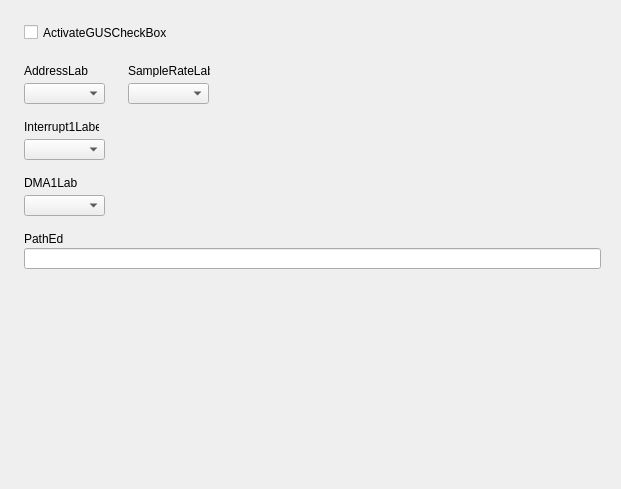
This is src/forms/ModernProfileEditorGUSFrameUnit.ui in Eldricos/D-Fend-Reborn as Qt 5 draws it before an edit. The edited form follows.
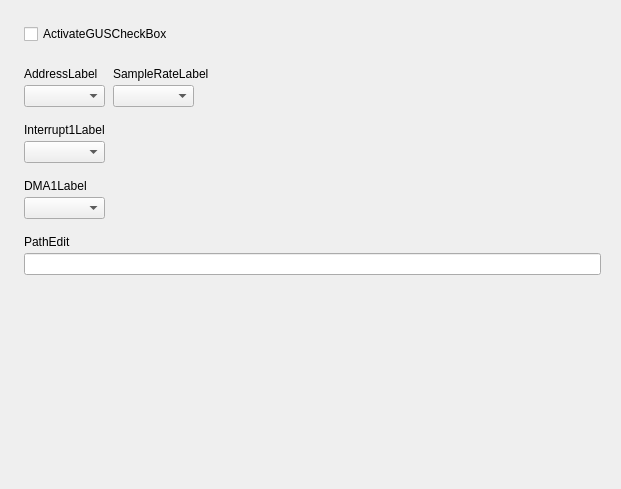
This is the edited form.

Commit message: Modern profile editor: Qt layouts instead of fixed pixel positions

Patch:
```diff
--- a/src/forms/ModernProfileEditorGUSFrameUnit.ui
+++ b/src/forms/ModernProfileEditorGUSFrameUnit.ui
@@ -5,71 +5,201 @@
     <property name="geometry"><rect><x>0</x><y>0</y><width>621</width><height>489</height></rect></property>
     <property name="vclDesignWidth" stdset="0"><number>621</number></property>
     <property name="vclDesignHeight" stdset="0"><number>489</number></property>
+    <layout class="QVBoxLayout" name="ModernProfileEditorGUSFrame_Layout" stretch="0,0,0,0,0,0,0,0,0,1">
+      <property name="leftMargin"><number>24</number></property>
+      <property name="topMargin"><number>24</number></property>
+      <property name="rightMargin"><number>20</number></property>
+      <property name="bottomMargin"><number>8</number></property>
+      <property name="spacing"><number>0</number></property>
+      <item>
+        <layout class="QGridLayout" name="ModernProfileEditorGUSFrame_Section1" columnstretch="0,1">
+          <property name="leftMargin"><number>0</number></property>
+          <property name="topMargin"><number>0</number></property>
+          <property name="rightMargin"><number>0</number></property>
+          <property name="bottomMargin"><number>0</number></property>
+          <property name="horizontalSpacing"><number>8</number></property>
+          <property name="verticalSpacing"><number>4</number></property>
+          <item row="0" column="0" colspan="2">
+            <widget class="QCheckBox" name="ActivateGUSCheckBox">
+              <property name="text"><string>ActivateGUSCheckBox</string></property>
+            </widget>
+          </item>
+          <item row="0" column="1">
+            <spacer name="ModernProfileEditorGUSFrame_Section1_HFill">
+              <property name="orientation"><enum>Qt::Horizontal</enum></property>
+              <property name="sizeHint" stdset="0"><size><width>0</width><height>0</height></size></property>
+            </spacer>
+          </item>
+        </layout>
+      </item>
+      <item>
+        <spacer name="ModernProfileEditorGUSFrame_Gap1">
+          <property name="orientation"><enum>Qt::Vertical</enum></property>
+          <property name="sizeType"><enum>QSizePolicy::Fixed</enum></property>
+          <property name="sizeHint" stdset="0"><size><width>0</width><height>23</height></size></property>
+        </spacer>
+      </item>
+      <item>
+        <layout class="QGridLayout" name="ModernProfileEditorGUSFrame_Section2" columnstretch="0,0,1">
+          <property name="leftMargin"><number>0</number></property>
+          <property name="topMargin"><number>0</number></property>
+          <property name="rightMargin"><number>0</number></property>
+          <property name="bottomMargin"><number>0</number></property>
+          <property name="horizontalSpacing"><number>8</number></property>
+          <property name="verticalSpacing"><number>4</number></property>
+          <item row="0" column="0">
     <widget class="QLabel" name="AddressLabel">
-      <property name="geometry"><rect><x>24</x><y>64</y><width>64</width><height>13</height></rect></property>
       <property name="text"><string>AddressLabel</string></property>
       <property name="textFormat"><enum>Qt::PlainText</enum></property>
       <property name="alignment"><set>Qt::AlignLeft|Qt::AlignTop</set></property>
-      <property name="vclAutoSize" stdset="0"><bool>true</bool></property>
-    </widget>
+            </widget>
+          </item>
+          <item row="0" column="1" colspan="2">
     <widget class="QLabel" name="SampleRateLabel">
-      <property name="geometry"><rect><x>128</x><y>64</y><width>82</width><height>13</height></rect></property>
       <property name="text"><string>SampleRateLabel</string></property>
       <property name="textFormat"><enum>Qt::PlainText</enum></property>
       <property name="alignment"><set>Qt::AlignLeft|Qt::AlignTop</set></property>
-      <property name="vclAutoSize" stdset="0"><bool>true</bool></property>
-    </widget>
+            </widget>
+          </item>
+          <item row="1" column="0" alignment="Qt::AlignLeft">
+            <widget class="QComboBox" name="AddressComboBox">
+              <property name="editable"><bool>false</bool></property>
+              <property name="maxVisibleItems"><number>8</number></property>
+              <property name="minimumSize"><size><width>81</width><height>0</height></size></property>
+            </widget>
+          </item>
+          <item row="1" column="1" alignment="Qt::AlignLeft">
+            <widget class="QComboBox" name="SampleRateComboBox">
+              <property name="editable"><bool>false</bool></property>
+              <property name="maxVisibleItems"><number>8</number></property>
+              <property name="minimumSize"><size><width>81</width><height>0</height></size></property>
+            </widget>
+          </item>
+          <item row="0" column="2">
+            <spacer name="ModernProfileEditorGUSFrame_Section2_HFill">
+              <property name="orientation"><enum>Qt::Horizontal</enum></property>
+              <property name="sizeHint" stdset="0"><size><width>0</width><height>0</height></size></property>
+            </spacer>
+          </item>
+        </layout>
+      </item>
+      <item>
+        <spacer name="ModernProfileEditorGUSFrame_Gap2">
+          <property name="orientation"><enum>Qt::Vertical</enum></property>
+          <property name="sizeType"><enum>QSizePolicy::Fixed</enum></property>
+          <property name="sizeHint" stdset="0"><size><width>0</width><height>16</height></size></property>
+        </spacer>
+      </item>
+      <item>
+        <layout class="QGridLayout" name="ModernProfileEditorGUSFrame_Section3" columnstretch="0,1">
+          <property name="leftMargin"><number>0</number></property>
+          <property name="topMargin"><number>0</number></property>
+          <property name="rightMargin"><number>0</number></property>
+          <property name="bottomMargin"><number>0</number></property>
+          <property name="horizontalSpacing"><number>8</number></property>
+          <property name="verticalSpacing"><number>4</number></property>
+          <item row="0" column="0" colspan="2">
     <widget class="QLabel" name="Interrupt1Label">
-      <property name="geometry"><rect><x>24</x><y>120</y><width>75</width><height>13</height></rect></property>
       <property name="text"><string>Interrupt1Label</string></property>
       <property name="textFormat"><enum>Qt::PlainText</enum></property>
       <property name="alignment"><set>Qt::AlignLeft|Qt::AlignTop</set></property>
-      <property name="vclAutoSize" stdset="0"><bool>true</bool></property>
-    </widget>
+            </widget>
+          </item>
+          <item row="1" column="0" alignment="Qt::AlignLeft">
+            <widget class="QComboBox" name="Interrupt1ComboBox">
+              <property name="editable"><bool>false</bool></property>
+              <property name="maxVisibleItems"><number>8</number></property>
+              <property name="minimumSize"><size><width>81</width><height>0</height></size></property>
+            </widget>
+          </item>
+          <item row="0" column="1">
+            <spacer name="ModernProfileEditorGUSFrame_Section3_HFill">
+              <property name="orientation"><enum>Qt::Horizontal</enum></property>
+              <property name="sizeHint" stdset="0"><size><width>0</width><height>0</height></size></property>
+            </spacer>
+          </item>
+        </layout>
+      </item>
+      <item>
+        <spacer name="ModernProfileEditorGUSFrame_Gap3">
+          <property name="orientation"><enum>Qt::Vertical</enum></property>
+          <property name="sizeType"><enum>QSizePolicy::Fixed</enum></property>
+          <property name="sizeHint" stdset="0"><size><width>0</width><height>16</height></size></property>
+        </spacer>
+      </item>
+      <item>
+        <layout class="QGridLayout" name="ModernProfileEditorGUSFrame_Section4" columnstretch="0,1">
+          <property name="leftMargin"><number>0</number></property>
+          <property name="topMargin"><number>0</number></property>
+          <property name="rightMargin"><number>0</number></property>
+          <property name="bottomMargin"><number>0</number></property>
+          <property name="horizontalSpacing"><number>8</number></property>
+          <property name="verticalSpacing"><number>4</number></property>
+          <item row="0" column="0" colspan="2">
     <widget class="QLabel" name="DMA1Label">
-      <property name="geometry"><rect><x>24</x><y>176</y><width>53</width><height>13</height></rect></property>
       <property name="text"><string>DMA1Label</string></property>
       <property name="textFormat"><enum>Qt::PlainText</enum></property>
       <property name="alignment"><set>Qt::AlignLeft|Qt::AlignTop</set></property>
-      <property name="vclAutoSize" stdset="0"><bool>true</bool></property>
-    </widget>
-    <widget class="QCheckBox" name="ActivateGUSCheckBox">
-      <property name="geometry"><rect><x>24</x><y>24</y><width>569</width><height>17</height></rect></property>
-      <property name="vclAnchors" stdset="0"><string notr="true">akLeft,akTop,akRight</string></property>
-      <property name="text"><string>ActivateGUSCheckBox</string></property>
-    </widget>
-    <widget class="QComboBox" name="AddressComboBox">
-      <property name="geometry"><rect><x>24</x><y>83</y><width>81</width><height>21</height></rect></property>
-      <property name="editable"><bool>false</bool></property>
-      <property name="maxVisibleItems"><number>8</number></property>
-    </widget>
-    <widget class="QComboBox" name="SampleRateComboBox">
-      <property name="geometry"><rect><x>128</x><y>83</y><width>81</width><height>21</height></rect></property>
-      <property name="editable"><bool>false</bool></property>
-      <property name="maxVisibleItems"><number>8</number></property>
-    </widget>
-    <widget class="QComboBox" name="Interrupt1ComboBox">
-      <property name="geometry"><rect><x>24</x><y>139</y><width>81</width><height>21</height></rect></property>
-      <property name="editable"><bool>false</bool></property>
-      <property name="maxVisibleItems"><number>8</number></property>
-    </widget>
+            </widget>
+          </item>
+          <item row="1" column="0" alignment="Qt::AlignLeft">
     <widget class="QComboBox" name="DMA1ComboBox">
-      <property name="geometry"><rect><x>24</x><y>195</y><width>81</width><height>21</height></rect></property>
       <property name="editable"><bool>false</bool></property>
       <property name="maxVisibleItems"><number>8</number></property>
-    </widget>
-    <widget class="QLineEdit" name="PathEdit">
-      <property name="geometry"><rect><x>24</x><y>248</y><width>577</width><height>21</height></rect></property>
-      <property name="vclAnchors" stdset="0"><string notr="true">akLeft,akTop,akRight</string></property>
-    </widget>
+              <property name="minimumSize"><size><width>81</width><height>0</height></size></property>
+            </widget>
+          </item>
+          <item row="0" column="1">
+            <spacer name="ModernProfileEditorGUSFrame_Section4_HFill">
+              <property name="orientation"><enum>Qt::Horizontal</enum></property>
+              <property name="sizeHint" stdset="0"><size><width>0</width><height>0</height></size></property>
+            </spacer>
+          </item>
+        </layout>
+      </item>
+      <item>
+        <spacer name="ModernProfileEditorGUSFrame_Gap4">
+          <property name="orientation"><enum>Qt::Vertical</enum></property>
+          <property name="sizeType"><enum>QSizePolicy::Fixed</enum></property>
+          <property name="sizeHint" stdset="0"><size><width>0</width><height>16</height></size></property>
+        </spacer>
+      </item>
+      <item>
+        <layout class="QGridLayout" name="ModernProfileEditorGUSFrame_Section5" columnstretch="0,1">
+          <property name="leftMargin"><number>0</number></property>
+          <property name="topMargin"><number>0</number></property>
+          <property name="rightMargin"><number>0</number></property>
+          <property name="bottomMargin"><number>0</number></property>
+          <property name="horizontalSpacing"><number>8</number></property>
+          <property name="verticalSpacing"><number>4</number></property>
+          <item row="0" column="0" colspan="2">
     <widget class="QLabel" name="PathEdit_EditLabel">
-      <property name="geometry"><rect><x>24</x><y>232</y><width>40</width><height>13</height></rect></property>
       <property name="text"><string>PathEdit</string></property>
       <property name="textFormat"><enum>Qt::PlainText</enum></property>
       <property name="vclAutoSize" stdset="0"><bool>true</bool></property>
       <property name="vclFocusControl" stdset="0"><string notr="true">PathEdit</string></property>
       <property name="vclLabeledEditOf" stdset="0"><string notr="true">PathEdit</string></property>
     </widget>
+          </item>
+          <item row="1" column="0" colspan="2">
+            <widget class="QLineEdit" name="PathEdit">
+      </widget>
+          </item>
+          <item row="0" column="1">
+            <spacer name="ModernProfileEditorGUSFrame_Section5_HFill">
+              <property name="orientation"><enum>Qt::Horizontal</enum></property>
+              <property name="sizeHint" stdset="0"><size><width>0</width><height>0</height></size></property>
+            </spacer>
+          </item>
+        </layout>
+      </item>
+      <item>
+        <spacer name="ModernProfileEditorGUSFrame_VFill">
+          <property name="orientation"><enum>Qt::Vertical</enum></property>
+          <property name="sizeHint" stdset="0"><size><width>0</width><height>0</height></size></property>
+        </spacer>
+      </item>
+    </layout>
   </widget>
   <tabstops>
     <tabstop>ActivateGUSCheckBox</tabstop>
```
Left out of the diff: 7 changed lines with no effect on the pictures. Lines whose indentation alone changed are shown as unchanged. The commit also changes 42 other files.
